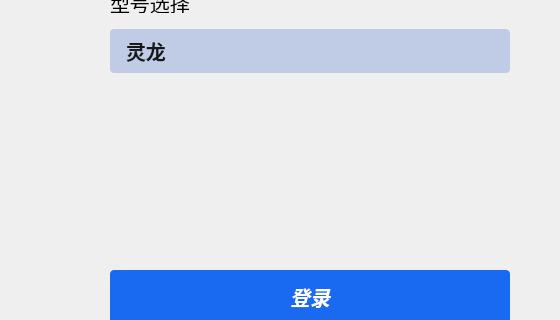
The window that 15.SimulationTrainingSys_DEV/src/EquivalentSoft/UI/EquivalenSoftLogin.ui (FakeItUtillMakeIt/QT-example) describes before a commit, drawn with Qt 5; both pictures show x 761 to 1321 and y 244 to 564 of the 1321 by 700 pixel window.
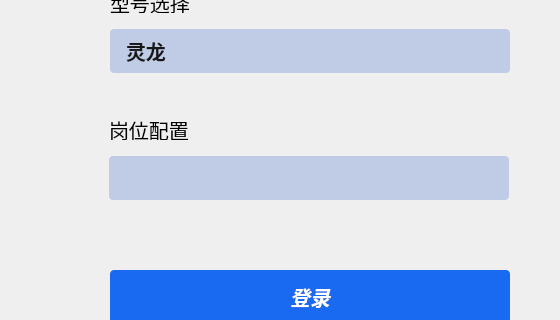
The same window after the commit. Icons and pictures are not drawn.

Diff of the .ui file:
```diff
--- a/15.SimulationTrainingSys_DEV/src/EquivalentSoft/UI/EquivalenSoftLogin.ui
+++ b/15.SimulationTrainingSys_DEV/src/EquivalentSoft/UI/EquivalenSoftLogin.ui
@@ -338,6 +338,66 @@
     <string/>
    </property>
   </widget>
+  <widget class="QLabel" name="TypeSelectLab_2">
+   <property name="geometry">
+    <rect>
+     <x>870</x>
+     <y>364</y>
+     <width>80</width>
+     <height>20</height>
+    </rect>
+   </property>
+   <property name="minimumSize">
+    <size>
+     <width>80</width>
+     <height>20</height>
+    </size>
+   </property>
+   <property name="maximumSize">
+    <size>
+     <width>80</width>
+     <height>20</height>
+    </size>
+   </property>
+   <property name="font">
+    <font>
+     <pointsize>15</pointsize>
+    </font>
+   </property>
+   <property name="text">
+    <string>岗位配置</string>
+   </property>
+  </widget>
+  <widget class="QComboBox" name="TypeComboBox_2">
+   <property name="geometry">
+    <rect>
+     <x>870</x>
+     <y>400</y>
+     <width>400</width>
+     <height>44</height>
+    </rect>
+   </property>
+   <property name="minimumSize">
+    <size>
+     <width>400</width>
+     <height>44</height>
+    </size>
+   </property>
+   <property name="maximumSize">
+    <size>
+     <width>400</width>
+     <height>44</height>
+    </size>
+   </property>
+   <property name="font">
+    <font>
+     <family>STHeitiSC-Medium,STHeitiSC</family>
+     <pointsize>-1</pointsize>
+     <weight>62</weight>
+     <bold>true</bold>
+    </font>
+   </property>
+  </widget>
   <zorder>Labelbac</zorder>
   <zorder>SoftTypeLable</zorder>
   <zorder>leftwidget</zorder>
```
Left out of the diff: 2 changed lines with no effect on the pictures.
